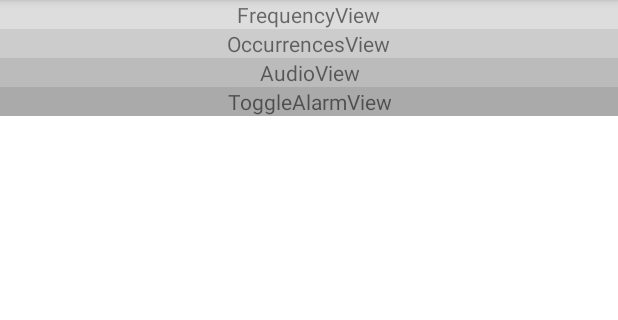
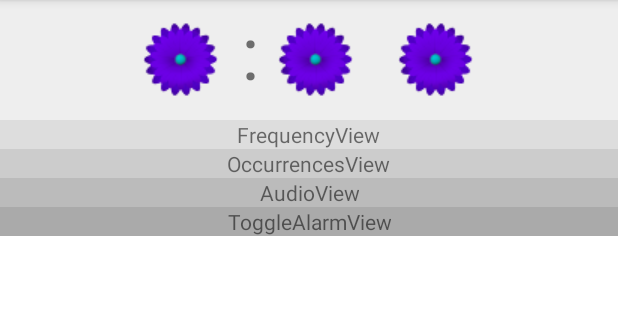
Before and after one commit to idrios/TimeCube, an Android app: the screen it shows after launch (MainActivity), on a phone screen of 412 x 824 dp, the part 84-404 px from its top. Run offline under Robolectric (Android 15) with nearby library versions, the phone set to English and light mode, and no system bars; 3 statements that could not run were skipped.

Commit message:
add placeholder image for where recyclerview will go while fleshing out details of TimeView

```diff
--- a/app/src/main/java/dev/jamesroberts/timecube/ui/view/TimePicker.kt
+++ b/app/src/main/java/dev/jamesroberts/timecube/ui/view/TimePicker.kt
@@ -1,8 +1,15 @@
 package dev.jamesroberts.timecube.ui.view
 
 import android.content.Context
+import android.os.Bundle
 import android.util.AttributeSet
+import android.view.ContextMenu
+import android.view.LayoutInflater
 import android.widget.FrameLayout
+import android.widget.ImageView
+import android.widget.ScrollView
+import androidx.recyclerview.widget.RecyclerView
+import dev.jamesroberts.timecube.R
 
 class TimePicker : FrameLayout {
     constructor(context: Context, attrs: AttributeSet?, defStyleAttr: Int, defStyleRes: Int) :
@@ -13,4 +20,11 @@ class TimePicker : FrameLayout {
             super(context, attrs){}
     constructor(context: Context) :
             super(context){}
+
+    init{
+        inflate(context, R.layout.view_time_picker, this);
+    }
+
+    private var _currentTime : String = "0"
+
 }
--- a/app/src/main/java/dev/jamesroberts/timecube/ui/view/TimeView.kt
+++ b/app/src/main/java/dev/jamesroberts/timecube/ui/view/TimeView.kt
@@ -2,6 +2,7 @@ package dev.jamesroberts.timecube.ui.view
 
 import android.content.Context
 import android.util.AttributeSet
+import android.util.Log
 import androidx.appcompat.widget.LinearLayoutCompat
 import dev.jamesroberts.timecube.R
 
@@ -10,12 +11,11 @@ class TimeView : LinearLayoutCompat {
     constructor(context: Context, attrs: AttributeSet?) : super(context, attrs, 0) {}
     constructor(context: Context) : super(context, null, 0) {}
 
-    override fun onFinishInflate() {
-        super.onFinishInflate()
-        _hourPicker = findViewById<TimePicker>(R.id.hourpicker)
-        _minutePicker = findViewById<TimePicker>(R.id.minutepicker)
-        _ampmPicker = findViewById<TimePicker>(R.id.ampmpicker)
-
+    init {
+        inflate(context, R.layout.view_time, this)
+        _hourPicker = findViewById<TimePicker>(R.id.hour_picker)
+        _minutePicker = findViewById<TimePicker>(R.id.minute_picker)
+        _ampmPicker = findViewById<TimePicker>(R.id.ampm_picker)
     }
 
     private var _hourPicker : TimePicker? = null;
--- a/app/src/main/res/layout/fragment_alarm_editor.xml
+++ b/app/src/main/res/layout/fragment_alarm_editor.xml
@@ -13,21 +13,15 @@
         android:orientation="vertical"
         tools:context=".ui.fragment.AlarmEditorFragment">
 
-        <FrameLayout
+
+        <dev.jamesroberts.timecube.ui.view.TimeView
             android:layout_width="match_parent"
             android:layout_height="0dp"
             android:layout_weight="1"
             android:background="#EEE"
             android:gravity="center"
-            android:id="@+id/framelayout_timeview"
-            >
-
-            <dev.jamesroberts.timecube.ui.view.TimeView
-                android:layout_width="wrap_content"
-                android:layout_height="wrap_content"
-                android:layout_gravity="center"
-                />
-        </FrameLayout>
+            android:id="@+id/view_time"
+            />
         <androidx.appcompat.widget.LinearLayoutCompat
             android:layout_width="match_parent"
             android:layout_height="0dp"
--- a/app/src/main/res/layout/view_time.xml
+++ b/app/src/main/res/layout/view_time.xml
@@ -1,7 +1,10 @@
 <androidx.appcompat.widget.LinearLayoutCompat
     xmlns:android="http://schemas.android.com/apk/res/android"
     android:layout_width="match_parent"
-    android:layout_height="match_parent">
+    android:layout_height="wrap_content"
+    android:gravity="center"
+    android:orientation="horizontal"
+    >
 
     <dev.jamesroberts.timecube.ui.view.TimePicker
         android:id="@+id/hour_picker"
--- /dev/null
+++ b/app/src/main/res/layout/view_time_picker.xml
@@ -0,0 +1,17 @@
+<?xml version="1.0" encoding="utf-8"?>
+<ScrollView xmlns:android="http://schemas.android.com/apk/res/android"
+    android:layout_width="match_parent"
+    android:layout_height="match_parent"
+    >
+    <ImageView
+        android:layout_width="wrap_content"
+        android:layout_height="wrap_content"
+        android:src="@drawable/test_image"
+        android:layout_gravity="center"
+        />
+    <!--<androidx.recyclerview.widget.RecyclerView
+        android:layout_width="wrap_content"
+        android:layout_height="wrap_content"
+        >
+    </androidx.recyclerview.widget.RecyclerView>-->
+</ScrollView>
```
Also changed, not shown: app/src/main/res/drawable-v24/test_image.png (added), app/src/main/res/drawable/test_image.png (added).
